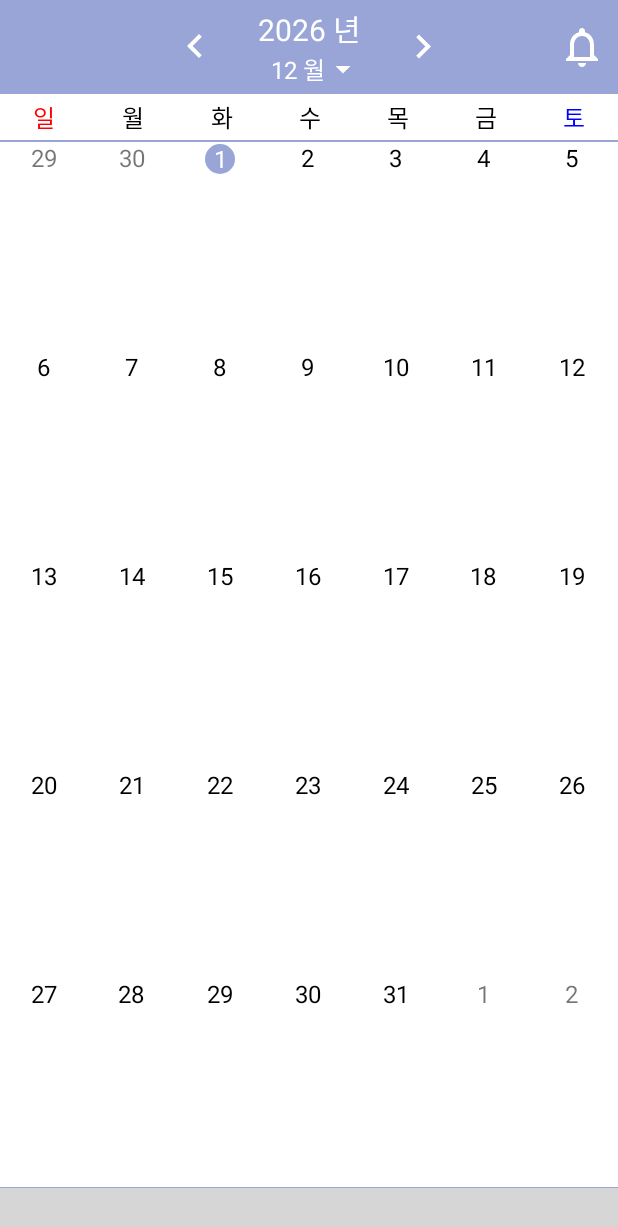
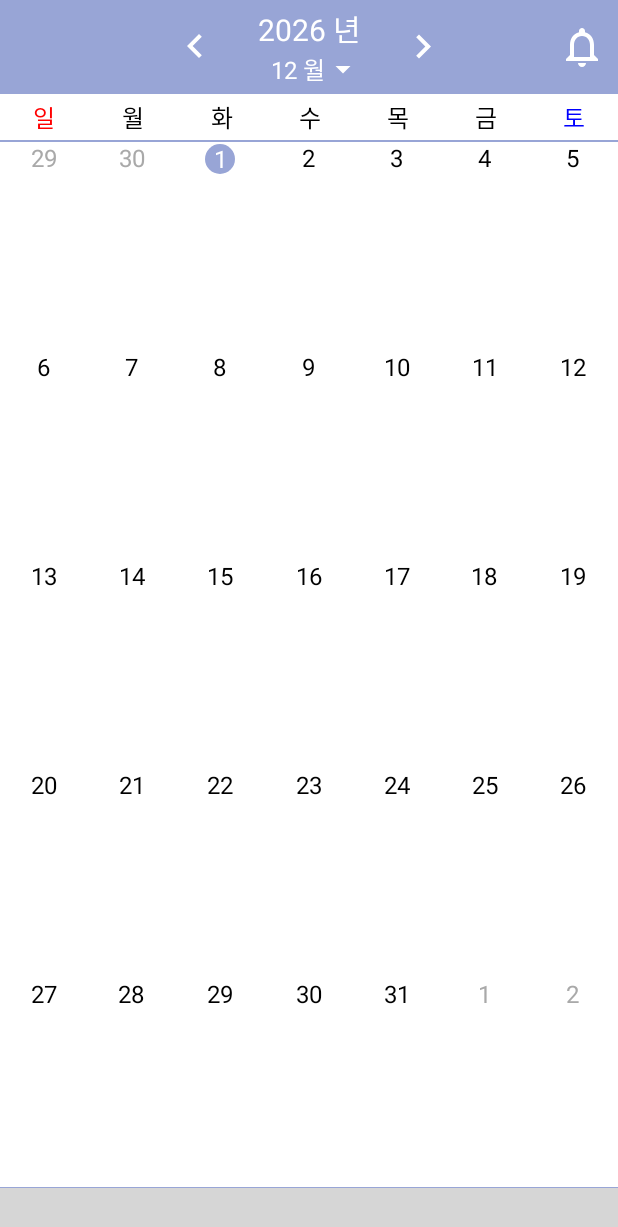
Before and after one commit to sangjun2/PEOPLAN, an Android app: the screen it shows after launch (MainActivity), on a phone screen of 412 x 824 dp. Shown: the top 1227 px of the screen. Run offline under Robolectric (Android 15) with nearby library versions, the light colour scheme and no system bars; libraries missing offline, so code that uses them is left out: com.ittianyu.bottomnavigationviewex, java.security.acl; plain views replace BottomNavigationViewEx; 4 statements that could not run were skipped; grey boxes are pictures that could not be loaded.

Commit message:
Planner View changed

```diff
--- a/app/src/main/java/com/sang/peoplan/GroupFragment.java
+++ b/app/src/main/java/com/sang/peoplan/GroupFragment.java
@@ -63,38 +63,4 @@ public class GroupFragment extends Fragment {
     public void onDetach() {
         super.onDetach();
     }
-
-    public class MyGroupAdapter extends BaseAdapter{
-        ArrayList<Group> groups;
-
-        public MyGroupAdapter(ArrayList groups){
-            this.groups = groups;
-        }
-        @Override
-        public int getCount() {
-            return groups.size();
-        }
-
-        @Override
-        public Group getItem(int i) {
-            return groups.get(i);
-        }
-
-        @Override
-        public long getItemId(int i) {
-            return i;
-        }
-
-        @Override
-        public View getView(int i, View view, ViewGroup viewGroup) {
-            View v = LayoutInflater.from(getContext()).inflate(R.layout.group_list_item, null);
-            ImageView groupImage = v.findViewById(R.id.groupImage);
-            TextView groupName = v.findViewById(R.id.groupName);
-
-            groupName.setText(groups.get(i).getGroupName());
-
-
-            return v;
-        }
-    }
 }
--- a/app/src/main/java/com/sang/peoplan/PlannerFragment.java
+++ b/app/src/main/java/com/sang/peoplan/PlannerFragment.java
@@ -4,6 +4,7 @@ import android.content.Context;
 import android.net.Uri;
 import android.os.Bundle;
 import android.support.v4.app.Fragment;
+import android.support.v4.view.ViewPager;
 import android.view.LayoutInflater;
 import android.view.View;
 import android.view.ViewGroup;
@@ -15,7 +16,6 @@ import org.joda.time.LocalTime;
 import java.util.Calendar;
 
 public class PlannerFragment extends Fragment {
-
     public PlannerFragment() {
         // Required empty public constructor
     }
@@ -37,6 +37,7 @@ public class PlannerFragment extends Fragment {
                              Bundle savedInstanceState) {
         // Inflate the layout for this fragment
         View view = inflater.inflate(R.layout.fragment_planner, container, false);
+
         PlannerView plannerView = view.findViewById(R.id.planner);
         plannerView.initView(new LocalDate());
 
--- a/app/src/main/java/com/sang/peoplan/PlannerView.java
+++ b/app/src/main/java/com/sang/peoplan/PlannerView.java
@@ -3,15 +3,16 @@ package com.sang.peoplan;
 import android.content.Context;
 import android.graphics.Color;
 import android.support.constraint.ConstraintLayout;
+import android.support.v4.view.PagerAdapter;
+import android.support.v4.view.ViewPager;
+import android.support.v7.widget.GridLayoutManager;
+import android.support.v7.widget.LinearLayoutManager;
+import android.support.v7.widget.RecyclerView;
 import android.util.AttributeSet;
-import android.util.Log;
 import android.view.LayoutInflater;
 import android.view.View;
 import android.view.ViewGroup;
-import android.widget.AdapterView;
-import android.widget.BaseAdapter;
 import android.widget.Button;
-import android.widget.GridView;
 import android.widget.LinearLayout;
 import android.widget.NumberPicker;
 import android.widget.TextView;
@@ -29,7 +30,9 @@ public class PlannerView extends ConstraintLayout {
     LinearLayout calendarSelectLayout;
     ConstraintLayout calendarSelectView;
     boolean isCalendarSelectClicked;
-    GridView calendarView;
+
+    ViewPager viewPager;
+
     Context context;
 
     Button notificationButton;
@@ -40,6 +43,8 @@ public class PlannerView extends ConstraintLayout {
 
     Button previousButton;
     Button nextButton;
+
+    LocalDate date;
 
     private DayScheduleDialog mDayScheduleDialog;
 
@@ -57,6 +62,7 @@ public class PlannerView extends ConstraintLayout {
     }
 
     public void initView(final LocalDate localDate) {
+        this.date = localDate;
         removeAllViews();
         this.isExistToday = false;
 
@@ -66,15 +72,60 @@ public class PlannerView extends ConstraintLayout {
         final View view = inflater.inflate(R.layout.planner_view, this, false);
         addView(view);
 
-        if(localDate != null) {
-            if(getToday(new LocalDate(), localDate)) {
+        if(this.date != null) {
+            if(isExistToday(this.date)) {
                 this.isExistToday = true;
             }
             yearText = view.findViewById(R.id.calendar_year_text);
             monthText = view.findViewById(R.id.calendar_month_text);
-            calendarView = view.findViewById(R.id.calendar_view);
-            calendarSelectView = view.findViewById(R.id.calendar_select_view);
-            calendarSelectView.setOnClickListener(new OnClickListener() {
+
+            viewPager = view.findViewById(R.id.calendar_viewpager);
+            viewPager.setAdapter(new CalendarPagerAdapter(this.date));
+            viewPager.setCurrentItem(1);
+            viewPager.addOnPageChangeListener(new ViewPager.OnPageChangeListener() {
+                CalendarPagerAdapter calendarPagerAdapter;
+
+                @Override
+                public void onPageScrolled(int position, float positionOffset, int positionOffsetPixels) {
+
+                }
+
+                @Override
+                public void onPageSelected(int position) {
+                    if(position == 0) {
+                        date = date.minusMonths(1);
+                        calendarPagerAdapter = new CalendarPagerAdapter(date);
+                    } else if(position == 2) {
+                        date = date.plusMonths(1);
+                        calendarPagerAdapter = new CalendarPagerAdapter(date);
+                    }
+                }
+
+                @Override
+                public void onPageScrollStateChanged(int state) {
+                    if(state == ViewPager.SCROLL_STATE_IDLE) {
+                        isExistToday = false;
+
+                        viewPager.setAdapter(calendarPagerAdapter);
+                        viewPager.setCurrentItem(1);
+                        yearText.setText(date.year().getAsText());
+                        monthText.setText(String.valueOf(date.monthOfYear().get()));
+
+                        if(isExistToday(date)) {
+                            isExistToday = true;
+                        }
+
+                        if(!isExistToday) {
+                            todayButton.setVisibility(View.VISIBLE);
+                        } else {
+                            todayButton.setVisibility(View.GONE);
+                        }
+                    }
+                }
+            });
+
+            calendarSelectView = view.findViewById(R.id.calendar_select_view); // number picker부분
+            calendarSelectView.setOnClickListener(new OnClickListener() { // 검은배경 클릭시
                 @Override
                 public void onClick(View view) {
 
@@ -155,104 +206,139 @@ public class PlannerView extends ConstraintLayout {
 
             yearText.setText(localDate.year().getAsText());
             monthText.setText(String.valueOf(localDate.monthOfYear().get()));
-            calendarView.setAdapter(new CalendarAdapter(localDate));
 
             if(!this.isExistToday) {
                 todayButton.setVisibility(View.VISIBLE);
             }
-
-            calendarView.setOnItemClickListener(new AdapterView.OnItemClickListener() {
-                @Override
-                public void onItemClick(AdapterView<?> adapterView, View view, int i, long l) {
-                    mDayScheduleDialog = new DayScheduleDialog(getContext());
-                    mDayScheduleDialog.setCanceledOnTouchOutside(true);
-                    mDayScheduleDialog.show();
-                }
-            });
         }
 
     }
 
+    public class CalendarPagerAdapter extends PagerAdapter {
+        LocalDate[] localDates;
+        int size;
 
-    public class CalendarAdapter extends BaseAdapter {
+        public CalendarPagerAdapter(LocalDate localDate) {
+            this.size = 3;
+            LocalDate date = localDate.withDayOfMonth(1);
+            localDates = new LocalDate[this.size];
+            localDates[0] = date.minusMonths(1);
+            localDates[1] = date;
+            localDates[2] = date.plusMonths(1);
+         }
+
+        @Override
+        public Object instantiateItem(ViewGroup container, int position) {
+            View view = LayoutInflater.from(context).inflate(R.layout.planner_recyclerview, null);
+
+            RecyclerView recyclerView = view.findViewById(R.id.calendar_recyclerview);
+            recyclerView.setLayoutManager(new GridLayoutManager(context, 7, LinearLayoutManager.VERTICAL, false));
+            recyclerView.setAdapter(new CalendarRecyclerViewAdapter(localDates[position]));
+            container.addView(view);
+            return view;
+        }
+
+        @Override
+        public void destroyItem(ViewGroup container, int position, Object object) {
+            container.removeView((ConstraintLayout) object);
+        }
+
+        @Override
+        public boolean isViewFromObject(View view, Object object) {
+            return view == object;
+        }
+
+        @Override
+        public int getCount() {
+            return this.size;
+        }
+    }
+
+    public class CalendarRecyclerViewAdapter extends RecyclerView.Adapter<RecyclerView.ViewHolder> {
         public LocalDate calendar;
         private int startDay;
         private int lastDay;
         private int count;
 
-        private int currentCount;
+        private int calendarCount;
         private int plusCount;
 
         LocalDate previousCalendar;
         LocalDate nextCalendar;
 
+        Context mContext;
 
-        public CalendarAdapter(LocalDate localDate) {
-            this.calendar = new LocalDate(localDate.year().get(), localDate.monthOfYear().get(), 1);
+        public CalendarRecyclerViewAdapter(LocalDate localDate) {
+            this.calendar = localDate;
             this.startDay = this.calendar.getDayOfWeek() == 7 ? 0 : this.calendar.getDayOfWeek(); // 1일의 요일
             this.lastDay = this.calendar.toDateTimeAtStartOfDay().dayOfMonth().withMaximumValue().getDayOfWeek() == 7 ? 0 : this.calendar.toDateTimeAtStartOfDay().dayOfMonth().withMaximumValue().getDayOfWeek(); // 마지막날 요일(일요일은 7)
-            this.count = startDay + (6 - lastDay) + this.calendar.dayOfMonth().withMaximumValue().getDayOfMonth();
+            this.calendarCount = this.calendar.dayOfMonth().withMaximumValue().getDayOfMonth();
+            this.count = startDay + (6 - lastDay) + this.calendarCount;
 
-            this.currentCount = 0;
             this.plusCount = 0;
         }
 
         @Override
-        public int getCount() {
-            return this.count;
+        public RecyclerView.ViewHolder onCreateViewHolder(ViewGroup parent, int viewType) {
+            mContext = parent.getContext();
+            View view = LayoutInflater.from(context).inflate(R.layout.planner_item, parent, false);
+            view.setLayoutParams(new LinearLayout.LayoutParams(parent.getWidth() / 7, parent.getHeight() / (this.count / 7)));
+            ViewHolder viewHolder = new ViewHolder(view);
+
+            return viewHolder;
         }
 
         @Override
-        public Object getItem(int i) {
-            return null;
-        }
+        public void onBindViewHolder(RecyclerView.ViewHolder holder, int position) {
+            ViewHolder viewHolder = (ViewHolder) holder;
 
-        @Override
-        public long getItemId(int i) {
-            return 0;
-        }
-
-        @Override
-        public View getView(int i, View view, ViewGroup viewGroup) {
-            View v = LayoutInflater.from(context).inflate(R.layout.planner_item, null);
-            TextView dateText = v.findViewById(R.id.planner_item_day);
-            LinearLayout dateLayout = v.findViewById(R.id.planner_item_layout);
-            v.setLayoutParams(new LinearLayout.LayoutParams(ViewGroup.LayoutParams.MATCH_PARENT, viewGroup.getHeight() / (this.count / 7)));
-
-            LocalDate today = new LocalDate();
-
-            if(i < startDay) {// 전달
-                this.previousCalendar = this.calendar.minusDays(startDay - i);
-                dateText.setText(this.previousCalendar.dayOfMonth().getAsText());
-                if(getToday(today, this.previousCalendar)) {
-                    dateText.setBackgroundResource(R.drawable.ic_highlight_24dp);
+            if (position < startDay) {// 전달
+                this.previousCalendar = this.calendar.minusDays(startDay - position);
+                viewHolder.dateText.setText(this.previousCalendar.dayOfMonth().getAsText());
+                viewHolder.dateText.setTextColor(Color.parseColor("#A9A9A9"));
+                if (isExistToday(this.previousCalendar)) {
+                    viewHolder.dateText.setBackgroundResource(R.drawable.ic_highlight_24dp);
                     isExistToday = true;
                 }
-            } else if(i >= startDay + this.calendar.toDateTimeAtStartOfDay().dayOfMonth().withMaximumValue().getDayOfMonth()) { // 다음달
+            } else if (position >= startDay + this.calendarCount) { // 다음달
                 this.nextCalendar = this.calendar.plusMonths(1).plusDays(plusCount++);
-                dateText.setText(this.nextCalendar.dayOfMonth().getAsText());
-                if(getToday(today, this.nextCalendar)) {
-                    dateText.setBackgroundResource(R.drawable.ic_highlight_24dp);
+                viewHolder.dateText.setText(this.nextCalendar.dayOfMonth().getAsText());
+                viewHolder.dateText.setTextColor(Color.parseColor("#A9A9A9"));
+                if (isExistToday(this.nextCalendar)) {
+                    viewHolder.dateText.setBackgroundResource(R.drawable.ic_highlight_24dp);
                     isExistToday = true;
                 }
             } else { // 현재달
-                dateText.setText(String.valueOf(this.calendar.dayOfMonth().get()));
-                dateText.setTextColor(Color.parseColor("#000000"));
-                if(getToday(today, this.calendar)) {
-                    dateText.setBackgroundResource(R.drawable.ic_highlight_24dp);
-                    dateText.setTextColor(Color.parseColor("#ffffff"));
+                viewHolder.dateText.setText(this.calendar.dayOfMonth().getAsText());
+                viewHolder.dateText.setTextColor(Color.parseColor("#000000"));
+                if (isExistToday(this.calendar)) {
+                    viewHolder.dateText.setBackgroundResource(R.drawable.ic_highlight_24dp);
+                    viewHolder.dateText.setTextColor(Color.parseColor("#ffffff"));
                     isExistToday = true;
                 }
 
                 this.calendar = this.calendar.plusDays(1);
             }
+        }
 
-            return v;
+        @Override
+        public int getItemCount() {
+            return this.count;
+        }
+
+        public class ViewHolder extends RecyclerView.ViewHolder {
+            TextView dateText;
+
+            public ViewHolder(View itemView) {
+                super(itemView);
+
+                dateText = itemView.findViewById(R.id.planner_item_day);
+            }
         }
     }
 
-    private boolean getToday(LocalDate today, LocalDate date) {
-        int[] todays = today.getValues(); // size : 3 [0] = year, [1] = month, [2] = day
+    private boolean isExistToday(LocalDate date) {
+        int[] todays = new LocalDate().getValues(); // size : 3 [0] = year, [1] = month, [2] = day
         int[] dates = date.getValues();
 
         return todays[0] == dates[0] && todays[1] == dates[1] && todays[2] == dates[2];
--- a/app/src/main/res/layout/fragment_planner.xml
+++ b/app/src/main/res/layout/fragment_planner.xml
@@ -8,6 +8,8 @@
     <com.sang.peoplan.PlannerView
         android:layout_width="match_parent"
         android:layout_height="match_parent"
-        android:id="@+id/planner"/>
+        android:id="@+id/planner">
+
+    </com.sang.peoplan.PlannerView>
 
 </FrameLayout>
--- /dev/null
+++ b/app/src/main/res/layout/planner_recyclerview.xml
@@ -0,0 +1,21 @@
+<?xml version="1.0" encoding="utf-8"?>
+<android.support.constraint.ConstraintLayout xmlns:android="http://schemas.android.com/apk/res/android"
+    xmlns:app="http://schemas.android.com/apk/res-auto"
+    xmlns:tools="http://schemas.android.com/tools"
+    android:layout_width="match_parent"
+    android:layout_height="match_parent">
+
+    <android.support.v7.widget.RecyclerView
+        android:id="@+id/calendar_recyclerview"
+        android:layout_width="0dp"
+        android:layout_height="0dp"
+        android:background="@drawable/border"
+        app:layout_constraintBottom_toBottomOf="parent"
+        app:layout_constraintEnd_toEndOf="parent"
+        app:layout_constraintHorizontal_bias="0.5"
+        app:layout_constraintStart_toStartOf="parent"
+        app:layout_constraintTop_toTopOf="parent">
+
+    </android.support.v7.widget.RecyclerView>
+
+</android.support.constraint.ConstraintLayout>
--- a/app/src/main/res/layout/planner_view.xml
+++ b/app/src/main/res/layout/planner_view.xml
@@ -146,20 +146,18 @@
         app:layout_constraintEnd_toEndOf="parent"
         app:layout_constraintTop_toBottomOf="@+id/calendar_top_layout"/>
 
-    <GridView
-        android:id="@+id/calendar_view"
+    <android.support.v4.view.ViewPager
+        android:id="@+id/calendar_viewpager"
         android:layout_width="0dp"
         android:layout_height="0dp"
         android:background="@drawable/border"
-        android:numColumns="7"
-        android:isScrollContainer="false"
         app:layout_constraintBottom_toBottomOf="parent"
         app:layout_constraintEnd_toEndOf="parent"
         app:layout_constraintHorizontal_bias="0.5"
         app:layout_constraintStart_toStartOf="parent"
         app:layout_constraintTop_toBottomOf="@+id/calendar_header">
 
-    </GridView>
+    </android.support.v4.view.ViewPager>
 
     <android.support.constraint.ConstraintLayout
         android:id="@+id/calendar_select_view"
```
